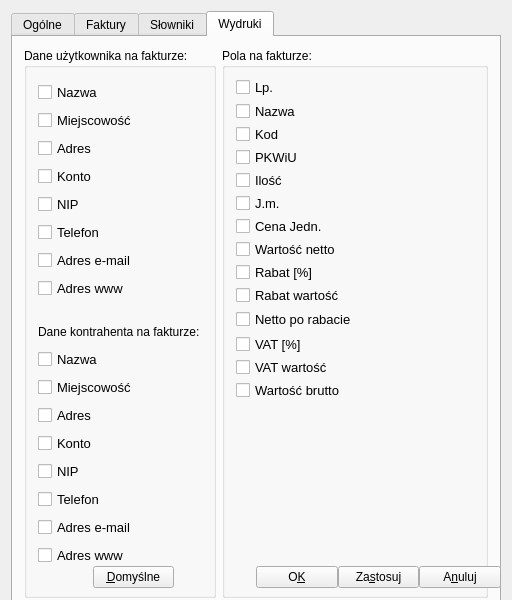
Above: ui/Setting.ui from juliagoda/qfaktury before the change. Below: the same form after it.
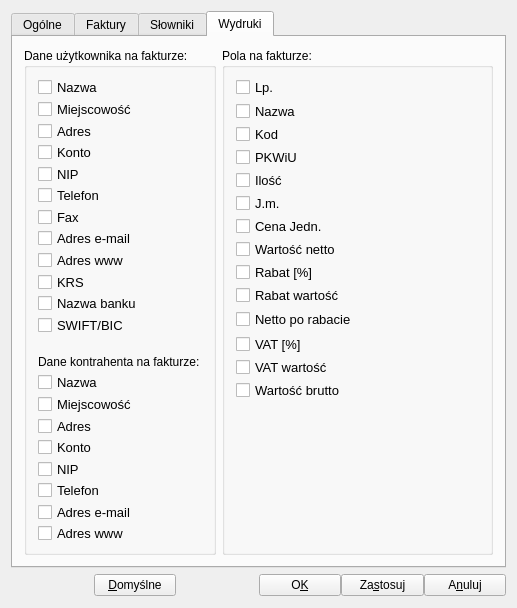
That is the form after the change. The open tabs and pages were chosen to show the change.

Commit message: Added KRS, SWIFT/BIC, bank name and fax number to user

What changed in the file:
```diff
--- a/ui/Setting.ui
+++ b/ui/Setting.ui
@@ -6,8 +6,8 @@
    <rect>
     <x>0</x>
     <y>0</y>
-    <width>512</width>
-    <height>600</height>
+    <width>517</width>
+    <height>608</height>
    </rect>
   </property>
   <property name="sizePolicy">
@@ -43,7 +43,7 @@
      <property name="minimumSize">
       <size>
        <width>400</width>
-       <height>600</height>
+       <height>500</height>
       </size>
      </property>
      <property name="currentIndex">
@@ -1215,7 +1215,55 @@
           <string>Dane użytkownika na fakturze:</string>
          </property>
          <layout class="QGridLayout" name="gridLayout1">
-          <item row="7" column="0">
+          <item row="11" column="0">
+           <widget class="QCheckBox" name="userinfoswift">
+            <property name="minimumSize">
+             <size>
+              <width>0</width>
+              <height>17</height>
+             </size>
+            </property>
+            <property name="maximumSize">
+             <size>
+              <width>16777215</width>
+              <height>17</height>
+             </size>
+            </property>
+            <property name="font">
+             <font>
+              <pointsize>10</pointsize>
+             </font>
+            </property>
+            <property name="text">
+             <string>SWIFT/BIC</string>
+            </property>
+           </widget>
+          </item>
+          <item row="10" column="0">
+           <widget class="QCheckBox" name="userinfobank">
+            <property name="minimumSize">
+             <size>
+              <width>0</width>
+              <height>17</height>
+             </size>
+            </property>
+            <property name="maximumSize">
+             <size>
+              <width>16777215</width>
+              <height>17</height>
+             </size>
+            </property>
+            <property name="font">
+             <font>
+              <pointsize>10</pointsize>
+             </font>
+            </property>
+            <property name="text">
+             <string>Nazwa banku</string>
+            </property>
+           </widget>
+          </item>
+          <item row="8" column="0">
            <widget class="QCheckBox" name="userinfowww">
             <property name="minimumSize">
              <size>
@@ -1311,7 +1359,7 @@
             </property>
            </widget>
           </item>
-          <item row="6" column="0">
+          <item row="7" column="0">
            <widget class="QCheckBox" name="userinfomail">
             <property name="minimumSize">
              <size>
@@ -1335,7 +1383,7 @@
             </property>
            </widget>
           </item>
-          <item row="17" column="0">
+          <item row="21" column="0">
            <widget class="QCheckBox" name="buyerinfowww">
             <property name="minimumSize">
              <size>
@@ -1359,7 +1407,7 @@
             </property>
            </widget>
           </item>
-          <item row="11" column="0">
+          <item row="15" column="0">
            <widget class="QCheckBox" name="buyerinfocity">
             <property name="minimumSize">
              <size>
@@ -1383,7 +1431,7 @@
             </property>
            </widget>
           </item>
-          <item row="12" column="0">
+          <item row="16" column="0">
            <widget class="QCheckBox" name="buyerinfoaddress">
             <property name="minimumSize">
              <size>
@@ -1407,7 +1455,7 @@
             </property>
            </widget>
           </item>
-          <item row="13" column="0">
+          <item row="17" column="0">
            <widget class="QCheckBox" name="buyerinfoaccount">
             <property name="minimumSize">
              <size>
@@ -1431,7 +1479,7 @@
             </property>
            </widget>
           </item>
-          <item row="16" column="0">
+          <item row="20" column="0">
            <widget class="QCheckBox" name="buyerinfomail">
             <property name="minimumSize">
              <size>
@@ -1455,7 +1503,7 @@
             </property>
            </widget>
           </item>
-          <item row="15" column="0">
+          <item row="19" column="0">
            <widget class="QCheckBox" name="buyerinfotel">
             <property name="minimumSize">
              <size>
@@ -1479,7 +1527,7 @@
             </property>
            </widget>
           </item>
-          <item row="14" column="0">
+          <item row="18" column="0">
            <widget class="QCheckBox" name="buyerinfotic">
             <property name="minimumSize">
              <size>
@@ -1503,7 +1551,7 @@
             </property>
            </widget>
           </item>
-          <item row="9" column="0">
+          <item row="13" column="0">
            <widget class="QLabel" name="label">
             <property name="minimumSize">
              <size>
@@ -1531,7 +1579,7 @@
             </property>
            </widget>
           </item>
-          <item row="10" column="0">
+          <item row="14" column="0">
            <widget class="QCheckBox" name="buyerinfoname">
             <property name="minimumSize">
              <size>
@@ -1630,7 +1678,7 @@
             </property>
            </widget>
           </item>
-          <item row="8" column="0">
+          <item row="12" column="0">
            <spacer name="verticalSpacer_3">
             <property name="orientation">
              <enum>Qt::Vertical</enum>
@@ -1646,6 +1694,54 @@
             </property>
            </spacer>
           </item>
+          <item row="6" column="0">
+           <widget class="QCheckBox" name="userinfofax">
+            <property name="minimumSize">
+             <size>
+              <width>0</width>
+              <height>17</height>
+             </size>
+            </property>
+            <property name="maximumSize">
+             <size>
+              <width>16777215</width>
+              <height>17</height>
+             </size>
+            </property>
+            <property name="font">
+             <font>
+              <pointsize>10</pointsize>
+             </font>
+            </property>
+            <property name="text">
+             <string>Fax</string>
+            </property>
+           </widget>
+          </item>
+          <item row="9" column="0">
+           <widget class="QCheckBox" name="userinfokrs">
+            <property name="minimumSize">
+             <size>
+              <width>0</width>
+              <height>17</height>
+             </size>
+            </property>
+            <property name="maximumSize">
+             <size>
+              <width>16777215</width>
+              <height>17</height>
+             </size>
+            </property>
+            <property name="font">
+             <font>
+              <pointsize>10</pointsize>
+             </font>
+            </property>
+            <property name="text">
+             <string>KRS</string>
+            </property>
+           </widget>
+          </item>
          </layout>
         </widget>
        </item>
@@ -2306,6 +2402,9 @@
      <property name="spacing">
       <number>0</number>
      </property>
+     <property name="sizeConstraint">
+      <enum>QLayout::SetDefaultConstraint</enum>
+     </property>
      <property name="topMargin">
       <number>0</number>
      </property>
```
Left out of the diff: 6 changed lines with no effect on the pictures. The commit also changes 8 other files.
